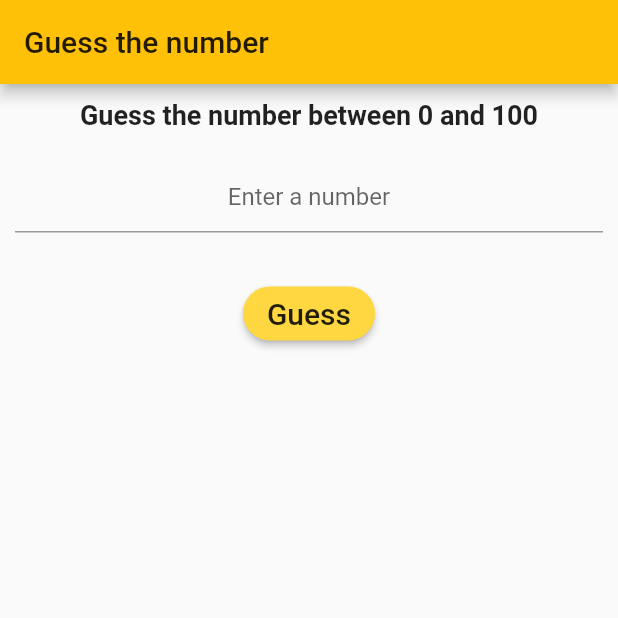
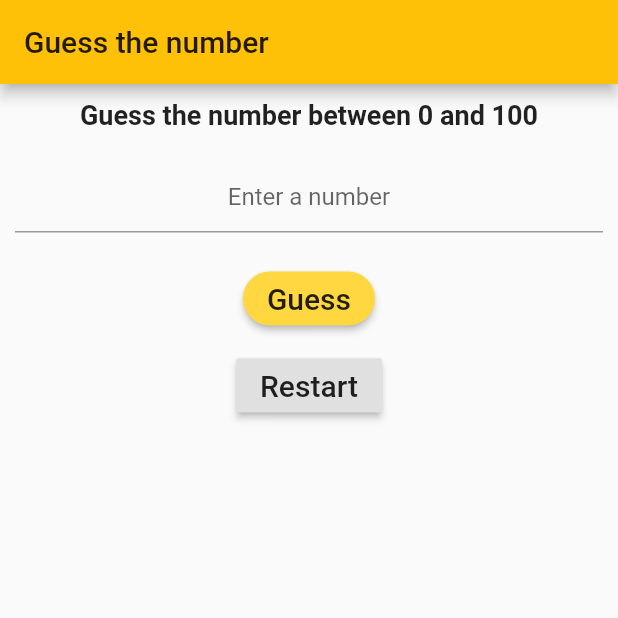
Before and after one commit to samuell324/flutter_app, a Flutter app: the screen it shows after launch, after a tap on "Guess", on a phone screen of 412 x 824 dp, the top half of it. Run offline on Flutter 3.47's test engine with Material 2 defaults, Android fonts, the phone set to English and light mode, and no system bars; our stand-ins replace fluttertoast.

Commit message:
add Restart button, implement restart() method

```diff
--- a/lib/main.dart
+++ b/lib/main.dart
@@ -30,7 +30,7 @@ class HomePage extends StatefulWidget {
 
 class _HomePageState extends State<HomePage> {
   static Random random = new Random();
-  int randomNumber = random.nextInt(100);
+  int randomNumber = random.nextInt(100) + 1;
 
   final guessNumber = new TextEditingController();
 
@@ -62,7 +62,7 @@ class _HomePageState extends State<HomePage> {
               ),
             ),
             Padding(
-              padding: const EdgeInsets.all(20),
+              padding: const EdgeInsets.all(10),
               child: RaisedButton(
                 child: Text(
                   'Guess',
@@ -73,11 +73,26 @@ class _HomePageState extends State<HomePage> {
                 shape: new RoundedRectangleBorder(
                     borderRadius: BorderRadius.circular(20)),
               ),
+            ),
+            Container(
+              child: RaisedButton(
+                child: Text(
+                  "Restart",
+                  style: TextStyle(fontSize: 20),
+                ),
+                onPressed: restart,
+              ),
             )
           ],
         ),
       ),
     );
+  }
+
+  void restart() {
+    randomNumber = random.nextInt(100) + 1;
+    print('Number after restart $randomNumber');
+    guessNumber.clear();
   }
 
   void guess() {
@@ -113,7 +128,8 @@ class _HomePageState extends State<HomePage> {
     } else if (guess < randomNumber) {
       makeToast("Higher");
     } else {
-      makeToast("Win, click Restart");
+      makeToast("You win, click Restart");
+      guessNumber.clear();
     }
     print('Random number is $randomNumber');
   }
```
